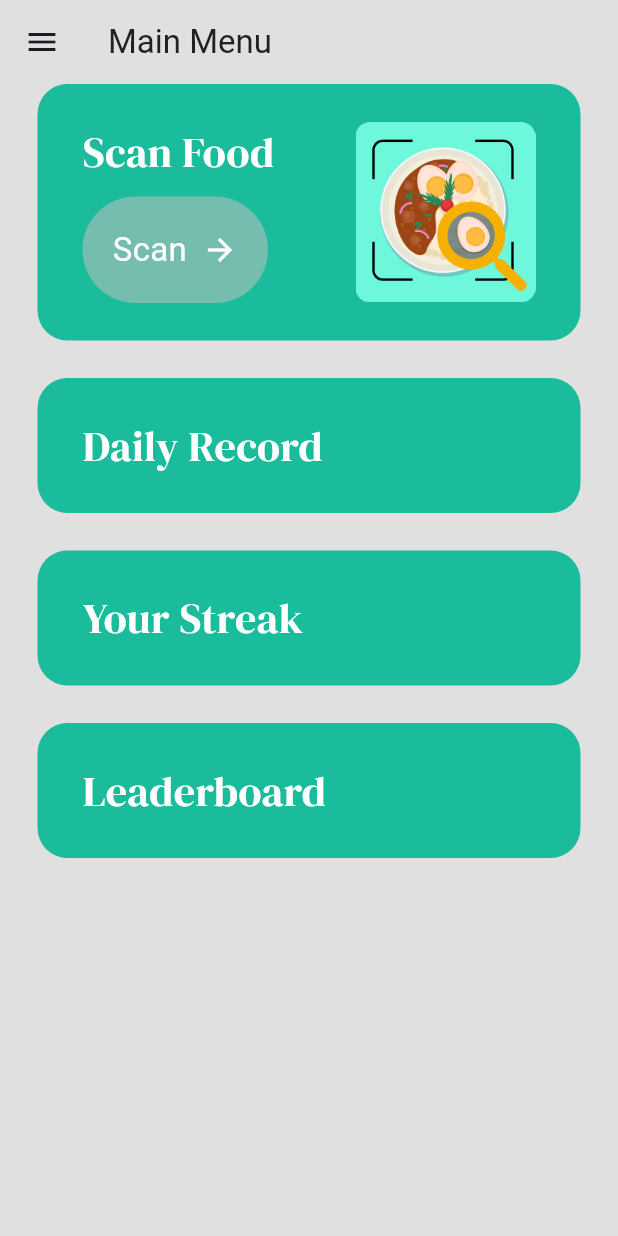
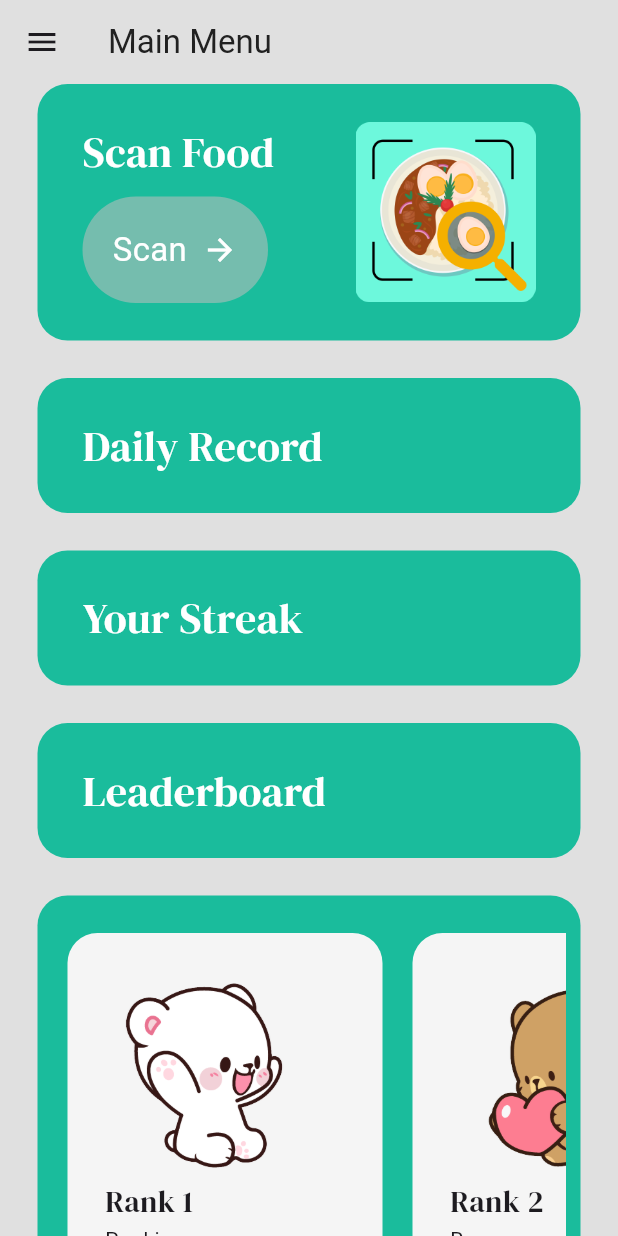
Before and after one commit to Rohan69420/FlutterTutorial, a Flutter app: the MenuPage screen opened by its route, on a phone screen of 412 x 824 dp. Run offline on Flutter 3.47's test engine with Material 3 defaults, Android fonts, the phone set to English and light mode, and no system bars; our stand-ins replace camera, google_fonts; missing offline and left inert: dart:ffi.

Commit message:
All widget scrolling works like intended

```diff
--- a/flutterapp/lib/pages/menu_page.dart
+++ b/flutterapp/lib/pages/menu_page.dart
@@ -41,7 +41,8 @@
           style: TextStyle(color: Colors.grey[900]),
         ),
       ),
-      body: Column(
+      body: SingleChildScrollView(
+        child: Column(
           children: [
             //Scan Food
             Container(
@@ -169,16 +170,63 @@
                           color: Colors.white,
                         ),
                       ),
-
-
                     ],
-
                   ),
                 ],
               ),
             ),
 
+            //spacing between cards
+            const SizedBox(height: 25),
+
+            Container(
+              height: 300,
+              decoration: BoxDecoration(
+                color: primaryColor,
+                borderRadius: BorderRadius.circular(20),
+              ),
+              margin: const EdgeInsets.symmetric(horizontal: 25),
+              padding: const EdgeInsets.symmetric(vertical: 25, horizontal: 0),
+              child: Padding(
+                padding: const EdgeInsets.symmetric(horizontal: 10.0),
+                child: ListView.builder(
+                  scrollDirection: Axis.horizontal,
+                  itemCount: top3.length,
+                  itemBuilder: ((context, index) => LeaderboardWidget(
+                        player: top3[index],
+                      )),
+                ),
+              ),
+            ),
+
+            //spacing between cards
+            const SizedBox(height: 25),
+
+            Container(
+              height: 100,
+              decoration: BoxDecoration(
+                color: primaryColor,
+                borderRadius: BorderRadius.circular(20),
+              ),
+              margin: const EdgeInsets.symmetric(horizontal: 25),
+              padding: const EdgeInsets.symmetric(vertical: 25, horizontal: 30),
+            ),
+
+            //spacing between cards
+            const SizedBox(height: 25),
+
+            Container(
+              height: 100,
+              decoration: BoxDecoration(
+                color: primaryColor,
+                borderRadius: BorderRadius.circular(20),
+              ),
+              margin: const EdgeInsets.symmetric(horizontal: 25),
+              padding: const EdgeInsets.symmetric(vertical: 25, horizontal: 30),
+            ),
+
           ],
+        ),
       ),
     );
   }
--- a/flutterapp/lib/widgets/leaderboard_widget.dart
+++ b/flutterapp/lib/widgets/leaderboard_widget.dart
@@ -15,7 +15,7 @@
         color: Colors.grey[100],
         borderRadius: BorderRadius.circular(20),
       ),
-      margin: const EdgeInsets.only(left: 25.0),
+      margin: const EdgeInsets.symmetric(horizontal: 10.0),
       padding: const EdgeInsets.all(25),
       child: Column(
         crossAxisAlignment: CrossAxisAlignment.start,
@@ -29,7 +29,7 @@
         //needed icons in here but ok
         //rank
         Text(
-          "Rank""${player.rank}",
+          "Rank ""${player.rank}",
           style: GoogleFonts.dmSerifDisplay(fontSize: 20),
         ),
 
```
Lines whose indentation alone changed are shown as unchanged.
